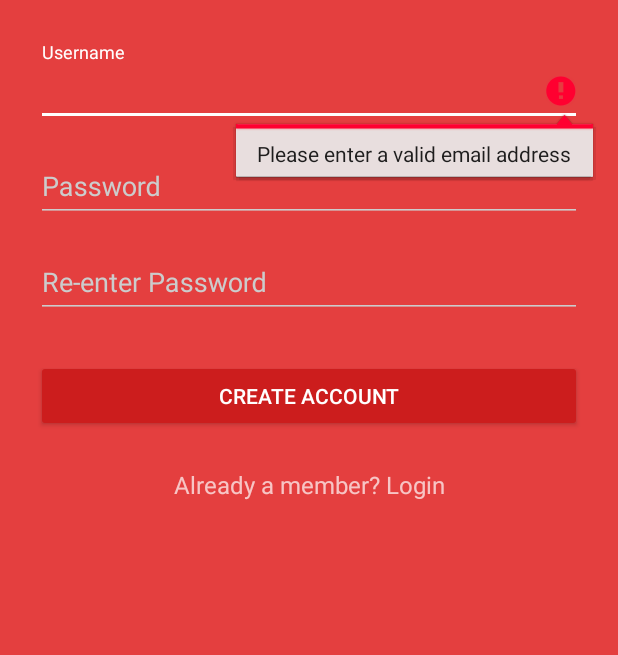
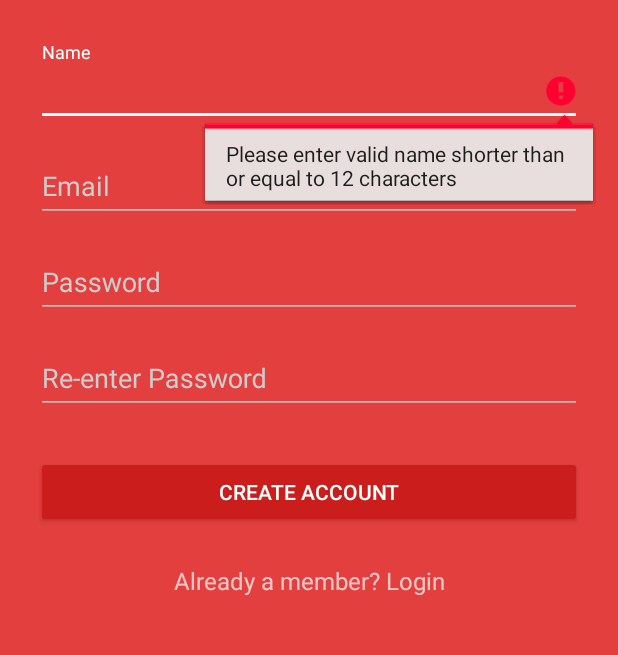
Before and after one commit to grimmweeper/1DISFastCart, an Android app: the SignupActivity screen opened directly, with no data from a screen before it, after a tap on "CREATE ACCOUNT", on a phone screen of 412 x 824 dp, the part 192-847 px from its top. Run offline under Robolectric (Android 15) with nearby library versions, the phone set to English and light mode, and no system bars; our stand-ins replace ButterKnife, Firebase (no records; nobody signed in at launch, a user with empty details on screens opened directly); Roboto replaces fonts that are not available here.

Commit message:
fire auth commit 2 - added display name, signup sequence alteration

```diff
--- a/AndroidApp/app/src/main/java/com/drant/FastCartMain/LoginActivity.java
+++ b/AndroidApp/app/src/main/java/com/drant/FastCartMain/LoginActivity.java
@@ -20,7 +20,6 @@ import com.google.android.gms.tasks.OnCompleteListener;
 import com.google.android.gms.tasks.Task;
 import com.google.firebase.auth.FirebaseAuth;
 import com.google.firebase.auth.AuthResult;
-
 
 public class LoginActivity extends AppCompatActivity {
     private FirebaseAuth mAuth;
--- a/AndroidApp/app/src/main/java/com/drant/FastCartMain/SignupActivity.java
+++ b/AndroidApp/app/src/main/java/com/drant/FastCartMain/SignupActivity.java
@@ -2,6 +2,7 @@ package com.drant.FastCartMain;
 
 import android.app.ProgressDialog;
 import android.content.Intent;
+import android.net.Uri;
 import android.os.Bundle;
 import android.support.v7.app.AppCompatActivity;
 import android.support.annotation.NonNull;
@@ -15,18 +16,16 @@ import android.widget.Toast;
 import butterknife.BindView;
 import butterknife.ButterKnife;
 
-import com.google.firebase.database.DatabaseReference;
-import com.google.firebase.database.FirebaseDatabase;
-
+import com.google.firebase.auth.FirebaseUser;
+import com.google.firebase.auth.UserProfileChangeRequest;
 import com.google.android.gms.tasks.OnCompleteListener;
 import com.google.android.gms.tasks.Task;
 import com.google.firebase.auth.FirebaseAuth;
 import com.google.firebase.auth.AuthResult;
 
-import java.util.HashMap;
-
 public class SignupActivity extends AppCompatActivity {
     private FirebaseAuth mAuth;
+
     private static final String TAG = "SignupActivity";
 
     @BindView(R.id.input_user) EditText _userText;
@@ -34,10 +33,12 @@ public class SignupActivity extends AppCompatActivity {
     @BindView(R.id.input_reEnterPassword) EditText _reEnterPasswordText;
     @BindView(R.id.btn_signup) Button _signupButton;
     @BindView(R.id.link_login) TextView _loginLink;
+    @BindView(R.id.input_name) EditText _nameText;
 
     @Override
     public void onCreate(Bundle savedInstanceState) {
-        // Initialize Firebase Auth
+        // Initialize Firebase
+
         mAuth = FirebaseAuth.getInstance();
         super.onCreate(savedInstanceState);
         setContentView(R.layout.activity_signup);
@@ -65,9 +66,16 @@ public class SignupActivity extends AppCompatActivity {
     public void signup() {
         Log.d(TAG, "Signup Sequence");
 
+        final String name = _nameText.getText().toString();
         String email = _userText.getText().toString();
         String password = _passwordText.getText().toString();
         String reEnterPassword = _reEnterPasswordText.getText().toString();
+
+        if (name.isEmpty() || name.length() > 13) {
+            _nameText.setError("Please enter valid name shorter than or equal to 12 characters");
+            _nameText.requestFocus();
+            return;
+        } else { _userText.setError(null); }
 
         if (email.length() <3 || !email.contains(".com") || !email.contains("@")) {
             _userText.setError("Please enter a valid email address");
@@ -101,13 +109,29 @@ public class SignupActivity extends AppCompatActivity {
                 @Override
                 public void onComplete(@NonNull Task<AuthResult> task) {
                     if (task.isSuccessful()) {
-                        // Sign up success, move to login and pass back data
+                        // Sign up success, login
+                        FirebaseUser user = FirebaseAuth.getInstance().getCurrentUser();
+
+                        UserProfileChangeRequest profileUpdates = new UserProfileChangeRequest.Builder()
+                                .setDisplayName(name)
+                                .build();
+
+                        user.updateProfile(profileUpdates)
+                                .addOnCompleteListener(new OnCompleteListener<Void>() {
+                                    @Override
+                                    public void onComplete(@NonNull Task<Void> task) {
+                                        if (task.isSuccessful()) {
+                                            Log.d(TAG, "User profile updated.");
+                                        }
+                                    }
+                                });
+
                         Log.d(TAG, "createUserWithEmail:success");
-                        Intent intent = new Intent(SignupActivity.this,LoginActivity.class);
+                        Intent intent = new Intent(SignupActivity.this,MainActivity.class);
                         startActivity(intent);
                         overridePendingTransition(R.anim.push_right_in, R.anim.push_right_out);
 //                        setResult(RESULT_OK, null);
-                        Toast.makeText(getBaseContext(), "Account created. Please login to continue", Toast.LENGTH_SHORT).show();
+                        Toast.makeText(getBaseContext(), "Account created. Please enjoy your shopping!", Toast.LENGTH_SHORT).show();
                         _signupButton.setEnabled(true);
                         progressDialog.dismiss();
                     } else {
--- a/AndroidApp/app/src/main/res/layout/activity_signup.xml
+++ b/AndroidApp/app/src/main/res/layout/activity_signup.xml
@@ -21,6 +21,22 @@
             android:layout_marginBottom="24dp"
             android:layout_gravity="center_horizontal" />
 
+        <!--  Name Label -->
+        <android.support.design.widget.TextInputLayout
+            android:layout_width="match_parent"
+            android:layout_height="wrap_content"
+            android:layout_marginTop="4dp"
+            android:layout_marginBottom="4dp">
+
+            <EditText
+                android:id="@+id/input_name"
+                android:layout_width="match_parent"
+                android:layout_height="wrap_content"
+                android:hint="Name"
+                android:digits="abcdefghijklmnopqrstuvwxyzABCDEFGHIJKLMNOPQRSTUVWXYZ"
+                android:inputType="text" />
+        </android.support.design.widget.TextInputLayout>
+
         <!--  Email Label -->
         <android.support.design.widget.TextInputLayout
             android:layout_width="match_parent"
@@ -32,7 +48,7 @@
                 android:id="@+id/input_user"
                 android:layout_width="match_parent"
                 android:layout_height="wrap_content"
-                android:hint="Username"
+                android:hint="Email"
                 android:inputType="textEmailAddress" />
         </android.support.design.widget.TextInputLayout>
 
```
Also changed, not shown: AndroidApp/app/src/main/java/com/drant/FastCartMain/MainActivity.java (+0 -7 lines), AndroidApp/app/src/main/java/com/drant/FastCartMain/ScannedBarcodeActivity.java (+16 -9 lines), AndroidApp/app/src/main/res/layout/activity_scan_barcode.xml (+5 -8 lines), AndroidApp/build.gradle (deleted, +0 -42 lines).
